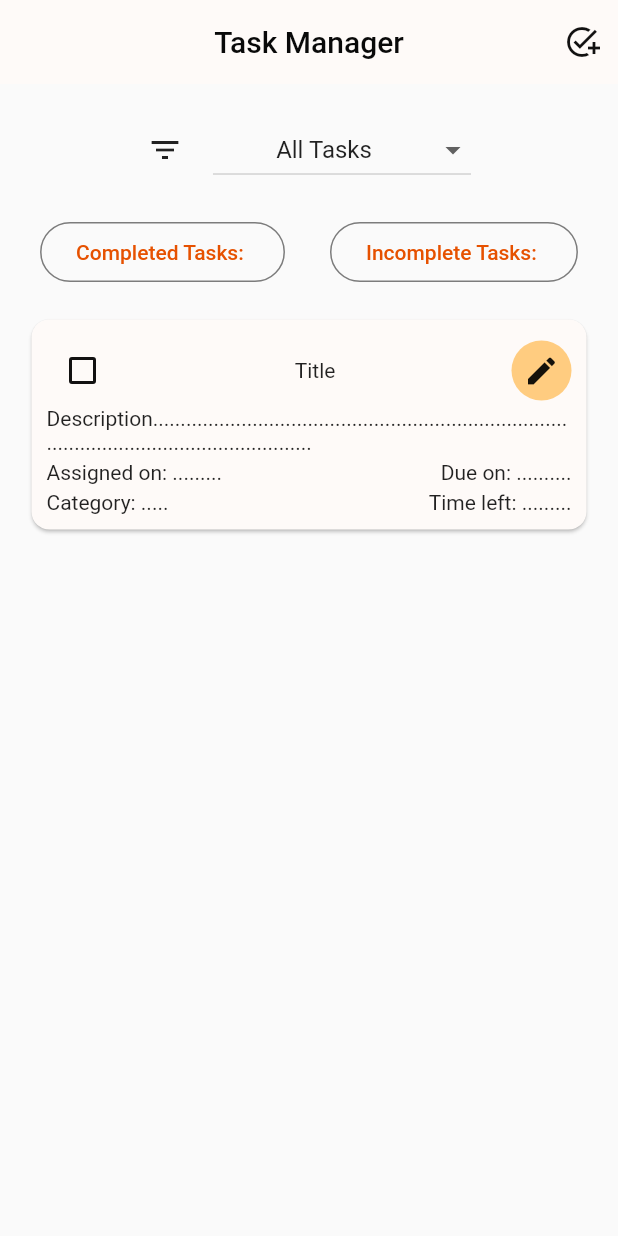
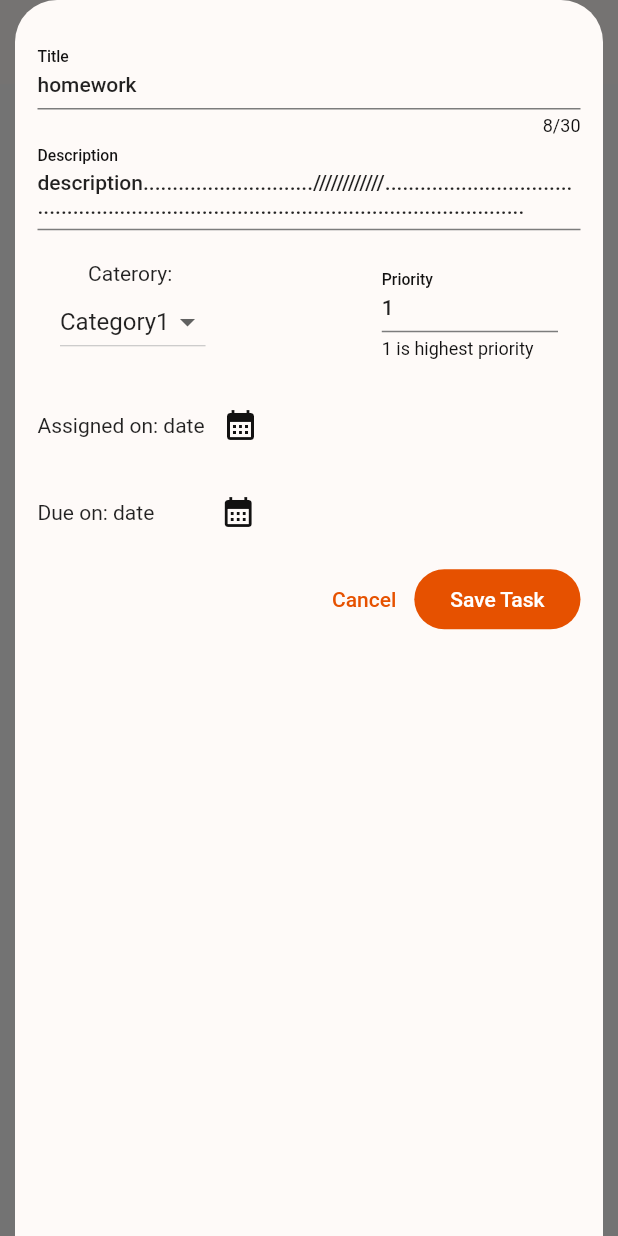
Before and after one commit to Khushi-M-0521/Flutter_Basic_Apps, a Flutter app: the screen it shows after launch, after a tap on the "add task" icon, on a phone screen of 412 x 824 dp. Run offline on Flutter 3.47's test engine with Material 2 defaults, Android fonts, the phone set to English and light mode, and no system bars; our stand-ins replace google_fonts, objectbox; generated files the repository leaves out were written again.

Commit message:
new task modal

```diff
--- /dev/null
+++ b/task_manager/lib/widgets/screens/new_edit_task.dart
@@ -0,0 +1,126 @@
+import 'package:flutter/material.dart';
+
+class NewEditTask extends StatefulWidget {
+  const NewEditTask({super.key});
+
+  @override
+  State<StatefulWidget> createState() {
+    return _NewEditTask();
+  }
+}
+
+class _NewEditTask extends State<NewEditTask> {
+  final _titleController = TextEditingController();
+  final _descriptionController = TextEditingController();
+  final _priorityControlloer = TextEditingController();
+
+  @override
+  void initState(){
+    super.initState();
+    _titleController.text='homework';
+    _descriptionController.text='description.............................////////////...................................................................................................................';
+    _priorityControlloer.text='1';
+  }
+
+  @override
+  void dispose() {
+    _titleController.dispose();
+    _descriptionController.dispose();
+    _priorityControlloer.dispose();
+    super.dispose();
+  }
+
+  @override
+  Widget build(BuildContext context) {
+    return SizedBox(
+      height: double.infinity,
+      width: MediaQuery.of(context).size.width - 20,
+      child: SingleChildScrollView(
+        child: Padding(
+          padding: const EdgeInsets.symmetric(horizontal: 15, vertical: 25),
+          child: Column(
+            children: [
+              TextField(
+                controller: _titleController,
+                maxLength: 30,
+                decoration: const InputDecoration(
+                  label: Text('Title'),
+                  hintText: 'Title of your task',
+                ),
+              ),
+              TextField(
+                controller: _descriptionController,
+                minLines: 1,
+                maxLines: 4,
+                keyboardType: TextInputType.multiline,
+                decoration: const InputDecoration(
+                  labelText: 'Description',
+                  hintText: 'Detail of task',
+                ),
+              ),
+              const SizedBox(height: 20),
+              Row(
+                children: [
+                  const SizedBox(width: 15),
+                  Column(
+                    children: [
+                      const Text('Caterory: ',textAlign: TextAlign.start,),
+                      //SizedBox(height: 10),
+                      DropdownButton(
+                        value: 1,
+                        items:const [ DropdownMenuItem(value: 1, child: Text('Category1'),),
+                                DropdownMenuItem(value: 2, child: Text('Category2'),),
+                        ],
+                        onChanged: (value){},
+                      ),
+                    ],
+                  ),
+                  const Spacer(),
+                  Expanded(
+                    child: TextField(
+                      controller: _priorityControlloer,
+                      keyboardType: TextInputType.number,
+                      decoration: const InputDecoration(
+                        labelText: 'Priority',
+                        helperText: '1 is highest priority',
+                      ),
+                    ),
+                  ),
+                  const SizedBox(width: 15),
+                ],
+              ),
+              const SizedBox(height: 20),
+              Row(
+                children: [
+                  const Text('Assigned on: date'),
+                  IconButton(onPressed: (){}, icon: const Icon(Icons.calendar_month),),
+                ],
+              ),
+              const SizedBox(height: 10),
+              Row(
+                children: [
+                  const Text('Due on: date'),
+                  const SizedBox(width: 32),
+                  IconButton(onPressed: (){}, icon: const Icon(Icons.calendar_month),),
+                ],
+              ),
+              const SizedBox(height:10),
+              Row(
+                mainAxisAlignment: MainAxisAlignment.end,
+                children: [
+                  TextButton(
+                    onPressed: (){},
+                    child: const Text('Cancel'),
+                  ),
+                  FilledButton(
+                    onPressed: (){},
+                    child: const Text('Save Task'),),
+                ],
+              ),
+            ],
+          ),
+        ),
+      ),
+    );
+  }
+}
--- a/task_manager/lib/widgets/screens/tasks_screen.dart
+++ b/task_manager/lib/widgets/screens/tasks_screen.dart
@@ -1,10 +1,19 @@
 import 'package:flutter/material.dart';
+import 'package:task_manager/widgets/screens/new_edit_task.dart';
 import 'package:task_manager/widgets/tasks_display/tasks_display.dart';
 
+class TasksScreen extends StatelessWidget {
+  const TasksScreen({super.key});
 
-
-class TasksScreen extends StatelessWidget{
-  const TasksScreen({super.key});
+  void _openAddTaskOverlay(context) {
+    showModalBottomSheet(
+      context: context,
+      builder: (ctx) =>const  NewEditTask(),
+      useSafeArea: true,
+      isScrollControlled: true,
+      //useRootNavigator: true,
+    );
+  }
 
   @override
   Widget build(BuildContext context) {
@@ -13,11 +22,14 @@ class TasksScreen extends StatelessWidget{
         title: const Text('Task Manager'),
         centerTitle: true,
         actions: [
-          IconButton(onPressed: (){}, icon: const Icon(Icons.add_task_outlined)),
+          IconButton(
+              onPressed: () {
+                _openAddTaskOverlay(context);
+              },
+              icon: const Icon(Icons.add_task_outlined)),
         ],
-       ),
+      ),
       body: const TasksDisplay(),
     );
   }
-
 }
--- a/task_manager/lib/widgets/tasks_display/task_card.dart
+++ b/task_manager/lib/widgets/tasks_display/task_card.dart
@@ -13,7 +13,7 @@ class _TaskCard extends State<TaskCard> {
   @override
   Widget build(BuildContext context) {
     return Card(
-      margin: EdgeInsets.all(1),
+      margin: const EdgeInsets.all(1),
       child: Padding(
         padding: const EdgeInsets.all(10.0),
         child: Column(
@@ -32,14 +32,12 @@ class _TaskCard extends State<TaskCard> {
             ),
             const SizedBox(
               width: double.infinity,
-              child: Expanded(
               child: Text(
                 'Description...........................................................................................................................',
                 maxLines: 4,
                 overflow: TextOverflow.ellipsis,
                 softWrap: true,
                 textWidthBasis: TextWidthBasis.parent,
-                ),
               ),
             ),
 
```
Lines whose indentation alone changed are shown as unchanged.
